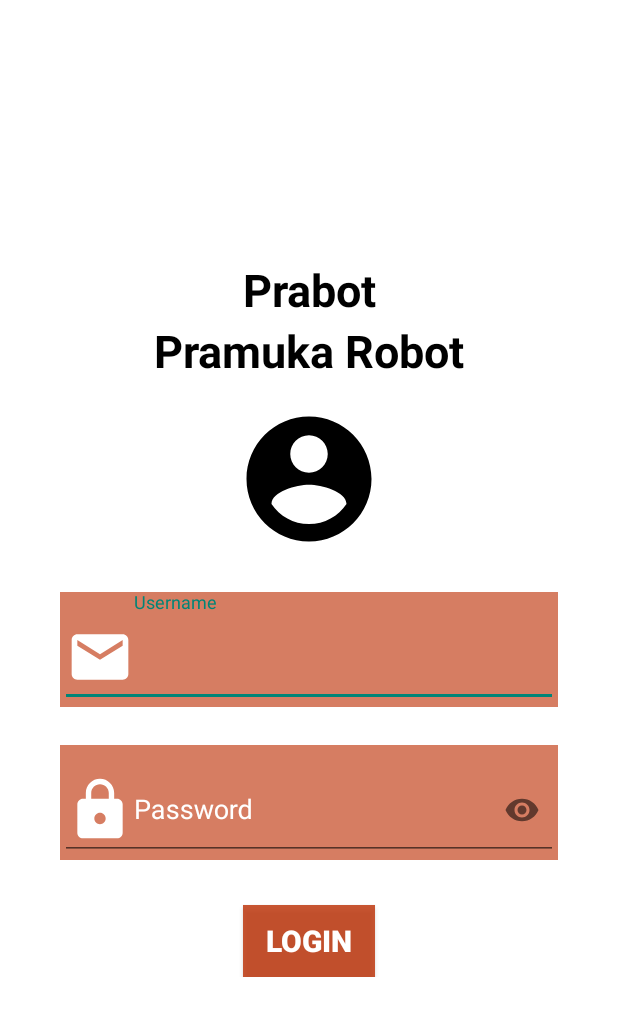
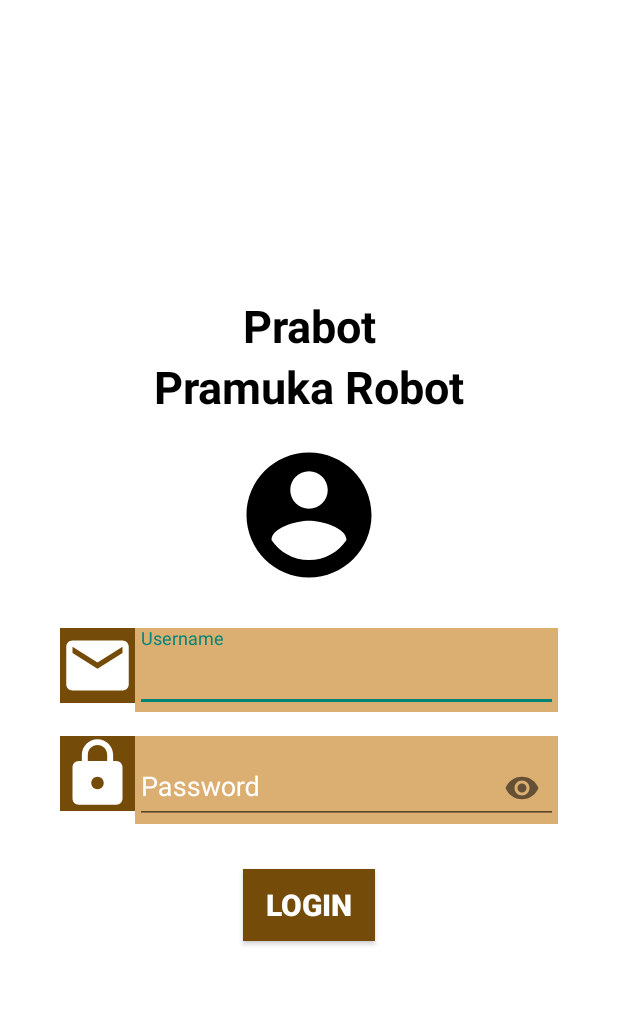
Before and after one commit to iamjue/PraBot, an Android app: the screen it shows after launch (LoginActivity), on a phone screen of 412 x 824 dp. Shown: the top 1016 px of the screen. Run offline under Robolectric (Android 15) with nearby library versions, the phone set to English and light mode, and no system bars; our stand-ins replace Volley.

Commit message:
about selesai, UI login update, splashscreean ok.

```diff
--- a/app/src/main/java/com/devcamp/prabot/HomeActivity.java
+++ b/app/src/main/java/com/devcamp/prabot/HomeActivity.java
@@ -51,7 +51,7 @@ public class HomeActivity extends AppCompatActivity implements View.OnClickListe
                 startActivity(intentHelp);
                 break;
             case R.id.btn_about:
-                Intent intentAbout = new Intent(HomeActivity.this, AboutActivity.class);
+                Intent intentAbout = new Intent(HomeActivity.this, AboutAppActivity.class);
                 startActivity(intentAbout);
                 break;
             case R.id.btn_exit:
--- a/app/src/main/java/com/devcamp/prabot/LoginActivity.java
+++ b/app/src/main/java/com/devcamp/prabot/LoginActivity.java
@@ -29,7 +29,7 @@ public class LoginActivity extends AppCompatActivity {
 
     ProgressDialog pDialog;
     Button btnLogin;
-    EditText etUsername, etPassword;
+    EditText etUsername, edtPassword;
 
 
     int success;
@@ -55,61 +55,61 @@ public class LoginActivity extends AppCompatActivity {
 
     @Override
     protected void onCreate(Bundle savedInstanceState) {
-        super.onCreate( savedInstanceState );
-        setContentView( R.layout.activity_login );
+        super.onCreate(savedInstanceState);
+        setContentView(R.layout.activity_login);
 
-        conMgr = (ConnectivityManager) getSystemService( Context.CONNECTIVITY_SERVICE );
+        conMgr = (ConnectivityManager) getSystemService(Context.CONNECTIVITY_SERVICE);
         {
             if (conMgr.getActiveNetworkInfo() != null
                     && conMgr.getActiveNetworkInfo().isAvailable()
                     && conMgr.getActiveNetworkInfo().isConnected()) {
             } else {
-                Toast.makeText( getApplicationContext(), "No Internet Connection",
-                        Toast.LENGTH_LONG ).show();
+                Toast.makeText(getApplicationContext(), "No Internet Connection",
+                        Toast.LENGTH_LONG).show();
             }
         }
 
-        btnLogin = (Button) findViewById( R.id.btn_login );
+        btnLogin = (Button) findViewById(R.id.btn_login);
 
-        etUsername = findViewById( R.id.edt_username );
-        etPassword =findViewById( R.id.edt_password );
+        etUsername = findViewById(R.id.edt_username);
+        edtPassword = findViewById(R.id.edt_password);
 
         // Cek session login jika TRUE maka langsung buka MainActivity
-        sharedpreferences = getSharedPreferences( my_shared_preferences, Context.MODE_PRIVATE );
-        session = sharedpreferences.getBoolean( session_status, false );
-        id = sharedpreferences.getString( TAG_ID, null );
-        username = sharedpreferences.getString( TAG_USERNAME, null );
+        sharedpreferences = getSharedPreferences(my_shared_preferences, Context.MODE_PRIVATE);
+        session = sharedpreferences.getBoolean(session_status, false);
+        id = sharedpreferences.getString(TAG_ID, null);
+        username = sharedpreferences.getString(TAG_USERNAME, null);
 
         if (session) {
-            Intent intent = new Intent( LoginActivity.this, HomeActivity.class );
-            intent.putExtra( TAG_ID, id );
-            intent.putExtra( TAG_USERNAME, username );
+            Intent intent = new Intent(LoginActivity.this, HomeActivity.class);
+            intent.putExtra(TAG_ID, id);
+            intent.putExtra(TAG_USERNAME, username);
             finish();
-            startActivity( intent );
+            startActivity(intent);
         }
-        btnLogin.setOnClickListener( new View.OnClickListener() {
+        btnLogin.setOnClickListener(new View.OnClickListener() {
 
             @Override
             public void onClick(View v) {
                 // TODO Auto-generated method stub
                 String username = etUsername.getText().toString().trim();
-                String password = etPassword.getText().toString().trim();
+                String password = edtPassword.getText().toString().trim();
 
                 // mengecek kolom yang kosong
                 if (username.trim().length() > 0 && password.trim().length() > 0) {
                     if (conMgr.getActiveNetworkInfo() != null
                             && conMgr.getActiveNetworkInfo().isAvailable()
                             && conMgr.getActiveNetworkInfo().isConnected()) {
-                        checkLogin( username, password );
+                        checkLogin(username, password);
                     } else {
-                        Toast.makeText( getApplicationContext(), "No Internet Connection", Toast.LENGTH_LONG ).show();
+                        Toast.makeText(getApplicationContext(), "No Internet Connection", Toast.LENGTH_LONG).show();
                     }
                 } else {
                     // Prompt user to enter credentials
-                    Toast.makeText( getApplicationContext(), "Kolom tidak boleh kosong", Toast.LENGTH_LONG ).show();
+                    Toast.makeText(getApplicationContext(), "Kolom tidak boleh kosong", Toast.LENGTH_LONG).show();
                 }
             }
-        } );
+        });
     }
 
     private void checkLogin(final String username, final String password) {
@@ -222,5 +222,4 @@ public class LoginActivity extends AppCompatActivity {
         if (pDialog.isShowing())
             pDialog.dismiss();
     }
-
 }
--- a/app/src/main/res/layout/activity_help.xml
+++ b/app/src/main/res/layout/activity_help.xml
@@ -74,7 +74,8 @@
             android:layout_gravity="right"
             android:layout_marginTop="42dp"
             android:text="@string/selesai"
-            android:textColor="@color/colorBlack"
+            android:background="@color/colorBgicon"
+            android:textColor="@color/colorWhite"
             android:textStyle="bold" />
     </LinearLayout>
 
--- a/app/src/main/res/layout/activity_login.xml
+++ b/app/src/main/res/layout/activity_login.xml
@@ -41,17 +41,24 @@
         android:src="@drawable/ic_account_circle_black_24dp" />
 
     <LinearLayout
+        android:id="@+id/linear_layout_username"
         android:layout_width="match_parent"
         android:layout_height="wrap_content"
         android:layout_below="@id/img_account"
         android:layout_marginTop="25dp"
-        android:orientation="vertical">
+        android:orientation="horizontal">
+
+        <ImageView
+            android:layout_width="50dp"
+            android:layout_height="50dp"
+            android:background="@color/colorBgicon"
+            android:src="@drawable/ic_email_white_45dp" />
 
         <android.support.design.widget.TextInputLayout
             android:layout_width="match_parent"
             android:layout_height="wrap_content"
-            android:background="@color/colorBrown"
             android:hint="@string/username"
+            android:background="@color/colorBguser"
             android:textColorHint="@color/colorWhite">
 
             <EditText
@@ -59,17 +66,30 @@
                 android:layout_width="match_parent"
                 android:layout_height="wrap_content"
                 android:layout_marginTop="25dp"
-                android:drawableStart="@drawable/ic_email_white_45dp"
+                android:inputType="textEmailAddress"
                 android:textColor="@color/colorWhite"
                 android:textColorHighlight="@color/colorWhite"
                 android:textColorHint="@color/colorWhite" />
         </android.support.design.widget.TextInputLayout>
+    </LinearLayout>
+
+    <LinearLayout
+        android:id="@+id/linear_layout_pass"
+        android:layout_width="match_parent"
+        android:layout_marginTop="16dp"
+        android:layout_height="wrap_content"
+        android:layout_below="@id/linear_layout_username">
+
+        <ImageView
+            android:layout_width="50dp"
+            android:layout_height="50dp"
+            android:background="@color/colorBgicon"
+            android:src="@drawable/ic_lock_white_45dp" />
 
         <android.support.design.widget.TextInputLayout
             android:layout_width="match_parent"
             android:layout_height="wrap_content"
-            android:layout_marginTop="25dp"
-            android:background="@color/colorBrown"
+            android:background="@color/colorBguser"
             android:textColorHint="@color/colorWhite"
             app:passwordToggleEnabled="true">
 
@@ -77,32 +97,30 @@
                 android:id="@+id/edt_password"
                 android:layout_width="match_parent"
                 android:layout_height="wrap_content"
-                android:drawableStart="@drawable/ic_lock_white_45dp"
                 android:hint="@string/pass"
-                android:inputType="textPassword"
-                android:textColor="@color/colorWhite"
-                android:textColorHighlight="@color/colorWhite"
-                android:textColorHint="@color/colorWhite" />
+                android:inputType="textPassword" />
         </android.support.design.widget.TextInputLayout>
+    </LinearLayout>
 
     <Button
         android:id="@+id/btn_login"
         android:layout_width="wrap_content"
         android:layout_height="wrap_content"
+        android:layout_below="@id/linear_layout_pass"
+        android:layout_centerHorizontal="true"
         android:layout_gravity="center"
         android:layout_marginTop="30dp"
-            android:background="@color/colorBrownDark"
+        android:background="@color/colorBgicon"
         android:text="@string/login"
         android:textColor="@color/colorWhite"
         android:textSize="20sp"
         android:textStyle="bold" />
-    </LinearLayout>
 
     <ProgressBar
         android:id="@+id/loading_in"
-        android:layout_marginTop="35dp"
         android:layout_width="match_parent"
         android:layout_height="wrap_content"
         android:layout_centerInParent="true"
-        android:visibility="gone"/>
+        android:layout_marginTop="35dp"
+        android:visibility="gone" />
 </RelativeLayout>
--- a/app/src/main/res/values/colors.xml
+++ b/app/src/main/res/values/colors.xml
@@ -7,4 +7,8 @@
     <color name="colorBrown">#A4BF360C</color>
     <color name="colorBrownDark">#D5BF360C</color>
     <color name="colorBlack">#000000</color>
+    <color name="colorBgLogin">#FF3D00</color>
+    <color name="colorBguser">#DBAE71</color>
+    <color name="colorBgicon">#754B09</color>
+
 </resources>
--- a/app/src/main/res/values/strings.xml
+++ b/app/src/main/res/values/strings.xml
@@ -59,4 +59,9 @@
     <string name="isi_about">Aplikasi Prabot ( Pramuka Robot ) ini merupakan aplikasi yang  berfungsi sebagai sistem  kendali Robot Semaphore</string>
     <string name="versi">Prabot v 1.0</string>
     <string name="biodata">Biodata</string>
+    <string name="nama">Nama : Imanika Dewi</string>
+    <string name="nim">NIM : 201681230</string>
+    <string name="jurusan">Jurusan : Teknik Informatiika</string>
+    <string name="esaunggul">Universitas Esa Unggul Citra Raya</string>
+    <string name="kembali">Kembali</string>
 </resources>
```
Also changed, not shown: app/src/main/AndroidManifest.xml (+5 -3 lines), app/src/main/java/com/devcamp/prabot/AboutActivity.java (deleted, +0 -7 lines), app/src/main/java/com/devcamp/prabot/AboutAppActivity.java (added, +40 -0 lines), app/src/main/res/layout/activity_about_app.xml (+11 -7 lines), app/src/main/res/layout/activity_about_bio.xml (+84 -3 lines), app/src/main/res/layout/activity_home.xml (+4 -4 lines). Lines whose indentation alone changed are shown as unchanged.
